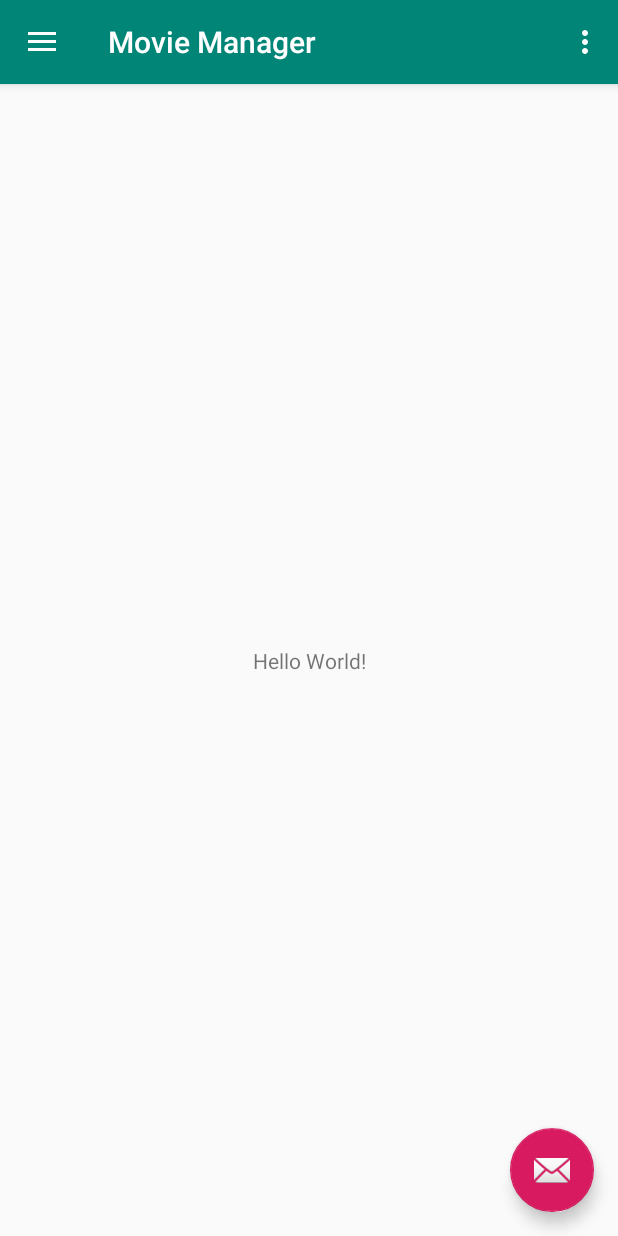
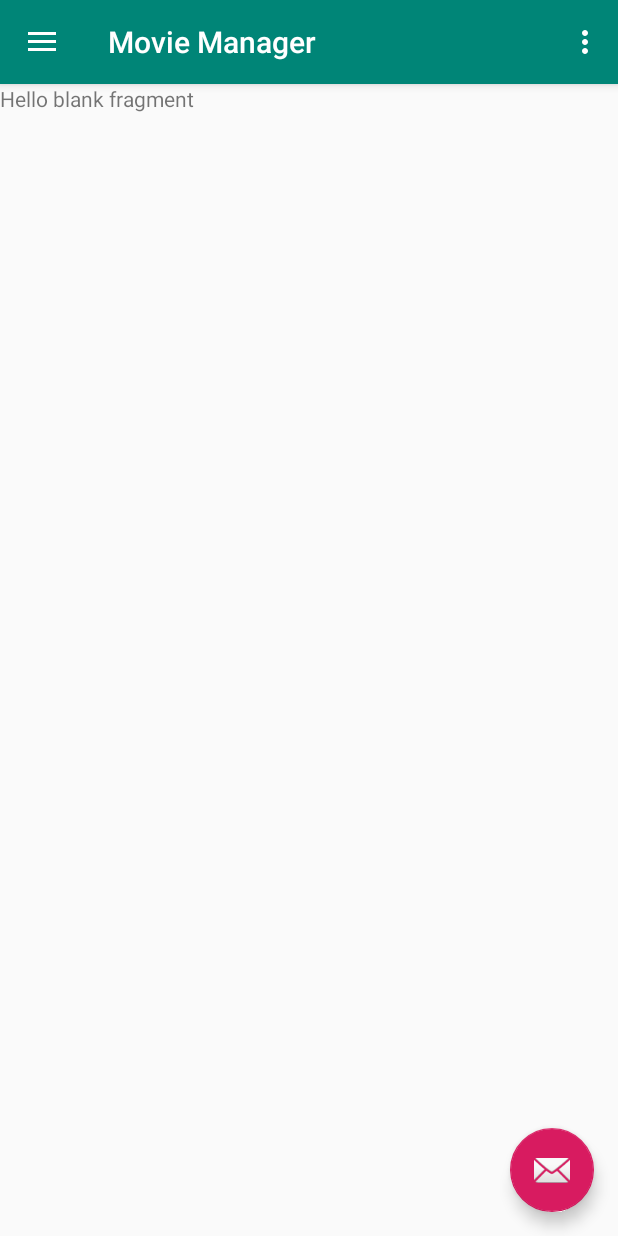
Before and after one commit to Victory1988/MovieManager, an Android app: the screen it shows after launch (MainActivity), in the side drawer, after a tap on "Upcoming", on a phone screen of 412 x 824 dp. Run offline under Robolectric (Android 15) with nearby library versions, the phone set to English and light mode, and no system bars.

Commit message:
Kapitel 3: Create Fragments for now playing and upcoming Movies

```diff
--- a/app/build.gradle
+++ b/app/build.gradle
@@ -23,6 +23,7 @@ dependencies {
     implementation 'com.android.support:appcompat-v7:28.0.0'
     implementation 'com.android.support:design:28.0.0'
     implementation 'com.android.support.constraint:constraint-layout:1.1.3'
+    implementation 'com.android.support:support-v4:28.0.0'
     testImplementation 'junit:junit:4.12'
     androidTestImplementation 'com.android.support.test:runner:1.0.2'
     androidTestImplementation 'com.android.support.test.espresso:espresso-core:3.0.2'
--- a/app/src/main/AndroidManifest.xml
+++ b/app/src/main/AndroidManifest.xml
@@ -10,7 +10,7 @@
         android:supportsRtl="true"
         android:theme="@style/AppTheme">
         <activity
-            android:name=".MainActivity"
+            android:name=".activities.MainActivity"
             android:label="@string/app_name"
             android:theme="@style/AppTheme.NoActionBar">
             <intent-filter>
--- a/app/src/main/java/com/example/viktor/moviemanager/MainActivity.java
+++ b/app/src/main/java/com/example/viktor/moviemanager/activities/MainActivity.java
@@ -1,8 +1,10 @@
-package com.example.viktor.moviemanager;
+package com.example.viktor.moviemanager.activities;
 
 import android.os.Bundle;
 import android.support.design.widget.FloatingActionButton;
 import android.support.design.widget.Snackbar;
+import android.support.v4.app.Fragment;
+import android.support.v4.app.FragmentManager;
 import android.view.View;
 import android.support.design.widget.NavigationView;
 import android.support.v4.view.GravityCompat;
@@ -12,6 +14,10 @@ import android.support.v7.app.AppCompatActivity;
 import android.support.v7.widget.Toolbar;
 import android.view.Menu;
 import android.view.MenuItem;
+
+import com.example.viktor.moviemanager.R;
+import com.example.viktor.moviemanager.fragments.NowPlayingFragment;
+import com.example.viktor.moviemanager.fragments.UpcomingFragment;
 
 public class MainActivity extends AppCompatActivity
         implements NavigationView.OnNavigationItemSelectedListener {
@@ -40,6 +46,8 @@ public class MainActivity extends AppCompatActivity
 
         NavigationView navigationView = (NavigationView) findViewById(R.id.nav_view);
         navigationView.setNavigationItemSelectedListener(this);
+
+        showFragment(NowPlayingFragment.class);
     }
 
     @Override
@@ -80,10 +88,14 @@ public class MainActivity extends AppCompatActivity
         // Handle navigation view item clicks here.
         int id = item.getItemId();
 
+        Class fragment = null;
+
         if (id == R.id.nav_now_playing) {
-            // Handle the camera action
+            fragment = NowPlayingFragment.class;
+            showFragment(fragment);
         } else if (id == R.id.nav_upcoming) {
-
+            fragment = UpcomingFragment.class;
+            showFragment(fragment);
         } else if (id == R.id.nav_logout) {
 
         }
@@ -92,4 +104,22 @@ public class MainActivity extends AppCompatActivity
         drawer.closeDrawer(GravityCompat.START);
         return true;
     }
+
+    private void showFragment(Class fragmentClass) {
+
+        Fragment fragment = null;
+
+        try {
+            fragment  = (Fragment) fragmentClass.newInstance();
+        } catch (IllegalAccessException e) {
+            e.printStackTrace();
+        } catch (InstantiationException e) {
+            e.printStackTrace();
+        }
+
+        FragmentManager fragmentManager = getSupportFragmentManager();
+        fragmentManager.beginTransaction()
+                .replace(R.id.flContent, fragment)
+                .commit();
+    }
 }
--- /dev/null
+++ b/app/src/main/java/com/example/viktor/moviemanager/fragments/NowPlayingFragment.java
@@ -0,0 +1,30 @@
+package com.example.viktor.moviemanager.fragments;
+
+
+import android.os.Bundle;
+import android.support.v4.app.Fragment;
+import android.view.LayoutInflater;
+import android.view.View;
+import android.view.ViewGroup;
+
+import com.example.viktor.moviemanager.R;
+
+/**
+ * A simple {@link Fragment} subclass.
+ */
+public class NowPlayingFragment extends Fragment {
+
+
+    public NowPlayingFragment() {
+        // Required empty public constructor
+    }
+
+
+    @Override
+    public View onCreateView(LayoutInflater inflater, ViewGroup container,
+                             Bundle savedInstanceState) {
+        // Inflate the layout for this fragment
+        return inflater.inflate(R.layout.fragment_now_playing, container, false);
+    }
+
+}
--- /dev/null
+++ b/app/src/main/java/com/example/viktor/moviemanager/fragments/UpcomingFragment.java
@@ -0,0 +1,30 @@
+package com.example.viktor.moviemanager.fragments;
+
+
+import android.os.Bundle;
+import android.support.v4.app.Fragment;
+import android.view.LayoutInflater;
+import android.view.View;
+import android.view.ViewGroup;
+
+import com.example.viktor.moviemanager.R;
+
+/**
+ * A simple {@link Fragment} subclass.
+ */
+public class UpcomingFragment extends Fragment {
+
+
+    public UpcomingFragment() {
+        // Required empty public constructor
+    }
+
+
+    @Override
+    public View onCreateView(LayoutInflater inflater, ViewGroup container,
+                             Bundle savedInstanceState) {
+        // Inflate the layout for this fragment
+        return inflater.inflate(R.layout.fragment_upcoming, container, false);
+    }
+
+}
--- a/app/src/main/res/layout/app_bar_main.xml
+++ b/app/src/main/res/layout/app_bar_main.xml
@@ -4,7 +4,7 @@
     xmlns:tools="http://schemas.android.com/tools"
     android:layout_width="match_parent"
     android:layout_height="match_parent"
-    tools:context=".MainActivity">
+    tools:context=".activities.MainActivity">
 
     <android.support.design.widget.AppBarLayout
         android:layout_width="match_parent"
--- a/app/src/main/res/layout/content_main.xml
+++ b/app/src/main/res/layout/content_main.xml
@@ -5,16 +5,13 @@
     android:layout_width="match_parent"
     android:layout_height="match_parent"
     app:layout_behavior="@string/appbar_scrolling_view_behavior"
-    tools:context=".MainActivity"
+    tools:context=".activities.MainActivity"
     tools:showIn="@layout/app_bar_main">
 
-    <TextView
-        android:layout_width="wrap_content"
-        android:layout_height="wrap_content"
-        android:text="Hello World!"
-        app:layout_constraintBottom_toBottomOf="parent"
-        app:layout_constraintLeft_toLeftOf="parent"
-        app:layout_constraintRight_toRightOf="parent"
-        app:layout_constraintTop_toTopOf="parent" />
+    <FrameLayout
+        android:id="@+id/flContent"
+        android:layout_width="match_parent"
+        android:layout_height="match_parent">
+    </FrameLayout>
 
 </android.support.constraint.ConstraintLayout>
--- /dev/null
+++ b/app/src/main/res/layout/fragment_now_playing.xml
@@ -0,0 +1,14 @@
+<?xml version="1.0" encoding="utf-8"?>
+<FrameLayout xmlns:android="http://schemas.android.com/apk/res/android"
+    xmlns:tools="http://schemas.android.com/tools"
+    android:layout_width="match_parent"
+    android:layout_height="match_parent"
+    tools:context=".fragments.NowPlayingFragment">
+
+    <!-- TODO: Update blank fragment layout -->
+    <TextView
+        android:layout_width="match_parent"
+        android:layout_height="match_parent"
+        android:text="@string/hello_blank_fragment" />
+
+</FrameLayout>
--- /dev/null
+++ b/app/src/main/res/layout/fragment_upcoming.xml
@@ -0,0 +1,14 @@
+<?xml version="1.0" encoding="utf-8"?>
+<FrameLayout xmlns:android="http://schemas.android.com/apk/res/android"
+    xmlns:tools="http://schemas.android.com/tools"
+    android:layout_width="match_parent"
+    android:layout_height="match_parent"
+    tools:context=".fragments.UpcomingFragment">
+
+    <!-- TODO: Update blank fragment layout -->
+    <TextView
+        android:layout_width="match_parent"
+        android:layout_height="match_parent"
+        android:text="@string/hello_blank_fragment" />
+
+</FrameLayout>
--- a/app/src/main/res/values/strings.xml
+++ b/app/src/main/res/values/strings.xml
@@ -10,4 +10,7 @@
     <string name="nav_upcoming">Upcoming</string>
     <string name="nav_profile">Profile</string>
     <string name="nav_logout">Logout</string>
+
+    <!-- TODO: Remove or change this placeholder text -->
+    <string name="hello_blank_fragment">Hello blank fragment</string>
 </resources>
```
